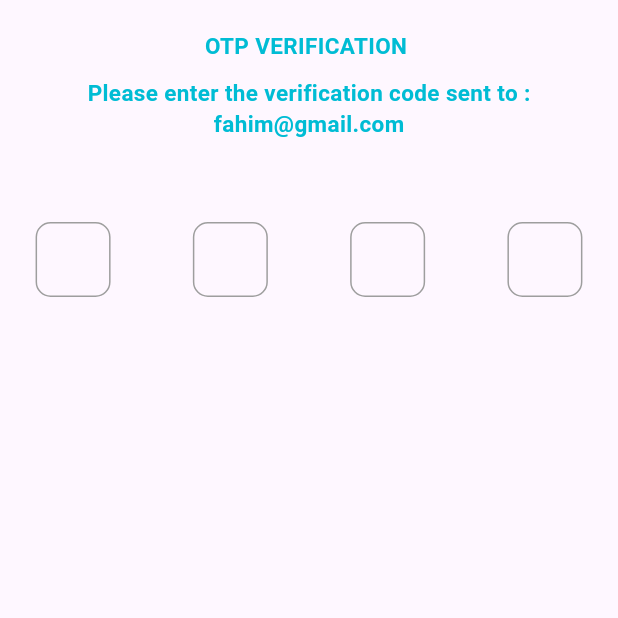
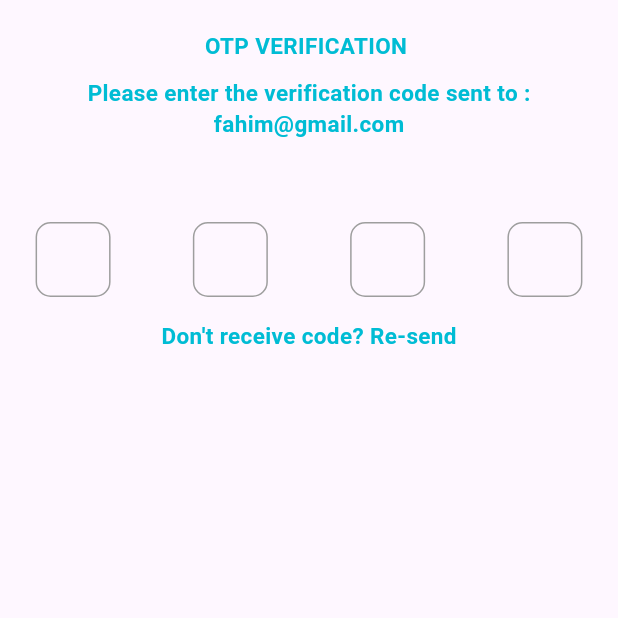
Before and after one commit to fahimshahariar09/classic_it_profile_ui_design_my_app, a Flutter app: the screen it shows after launch, on a phone screen of 412 x 824 dp, the top half of it. Run offline on Flutter 3.47's test engine with Material 3 defaults, Android fonts, the phone set to English and light mode, and no system bars; our stand-ins replace get.

Commit message:
first commit

```diff
--- a/lib/view/screen/auth/verification.dart
+++ b/lib/view/screen/auth/verification.dart
@@ -36,7 +36,20 @@ class Verification extends StatelessWidget {
                   SizedBox(width: 20),
                   OtpField(),
                 ],
-              )
+              ),SizedBox(height: 15),
+              const Row(
+                crossAxisAlignment: CrossAxisAlignment.center,
+                mainAxisAlignment: MainAxisAlignment.center,
+                children: [
+                  CommonText(
+                    titel: "Don't receive code? ",
+                    fColor: Colors.grey,
+                  ),
+                  CommonText(
+                    titel: "Re-send",
+                  ),
+                ],
+              ),
             ],
           ),
         ),
```
